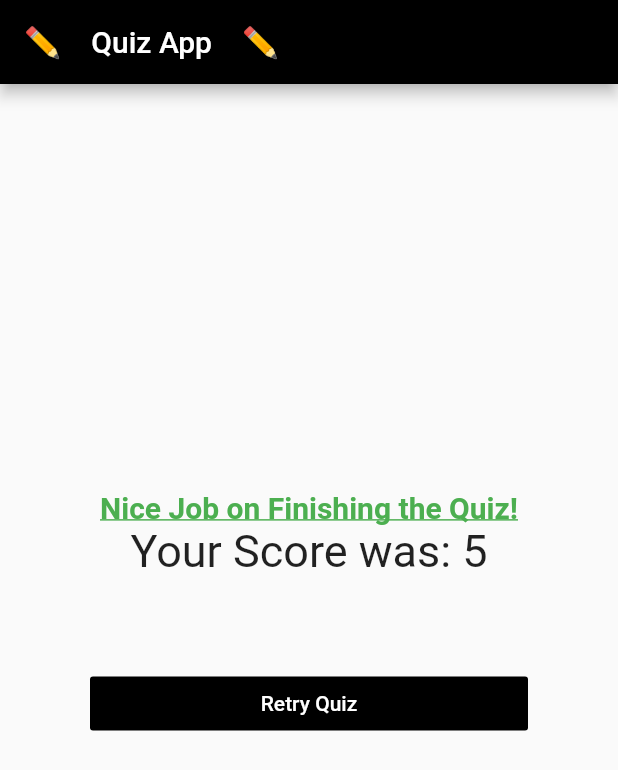
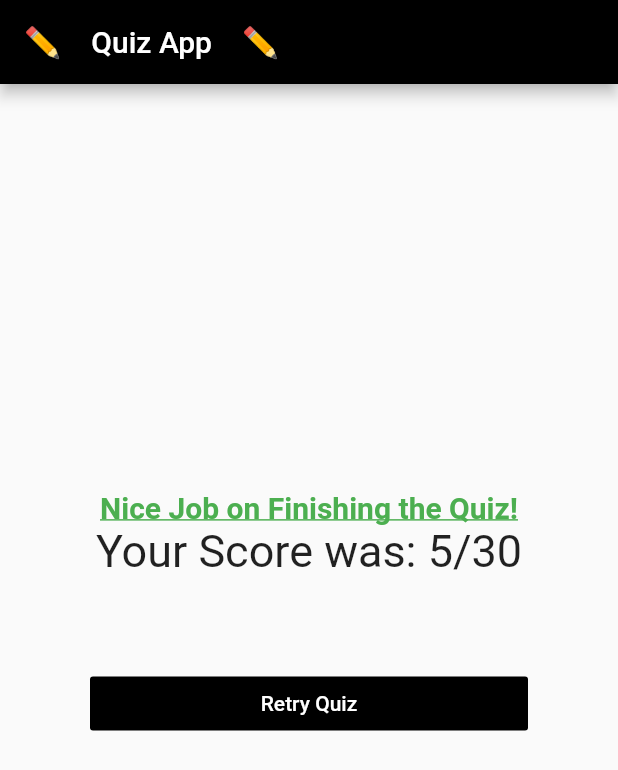
Before and after one commit to gleich/QuizApp, a Flutter app: the screen it shows after launch, after a tap on "🔴 Red 🔴", after a tap on "😺 Cat 😺", after a tap on "🎂 20 🎂", on a phone screen of 412 x 824 dp. Shown: the top 770 px of the screen. Run offline on Flutter 3.47's test engine with Material 2 defaults, Android fonts, the phone set to English and light mode, and no system bars.

Commit message:
Set score out of 30

```diff
--- a/lib/coreWidgets/result.dart
+++ b/lib/coreWidgets/result.dart
@@ -20,7 +20,7 @@ class Result extends StatelessWidget {
                 fontWeight: FontWeight.bold),
           ),
           Text(
-            "Your Score was: " + score.toString(),
+            "Your Score was: " + score.toString() + "/30",
             style: TextStyle(
               fontSize: 30.0,
             ),
```
